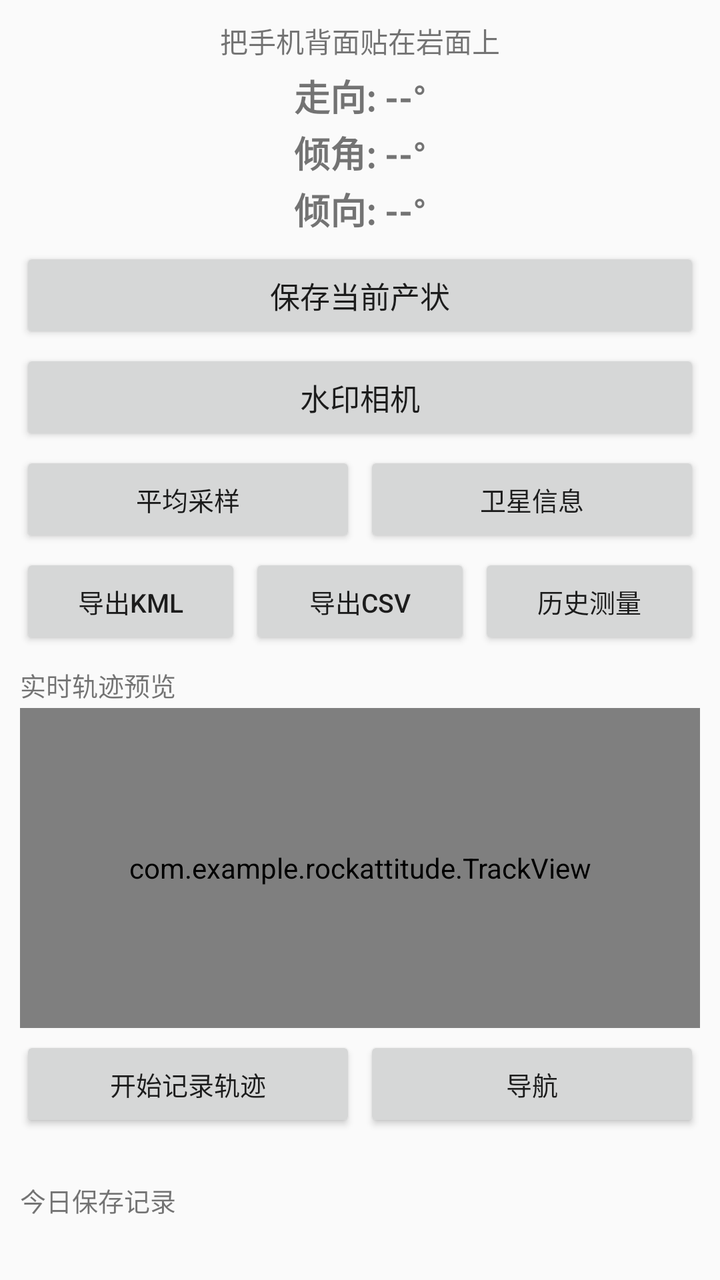
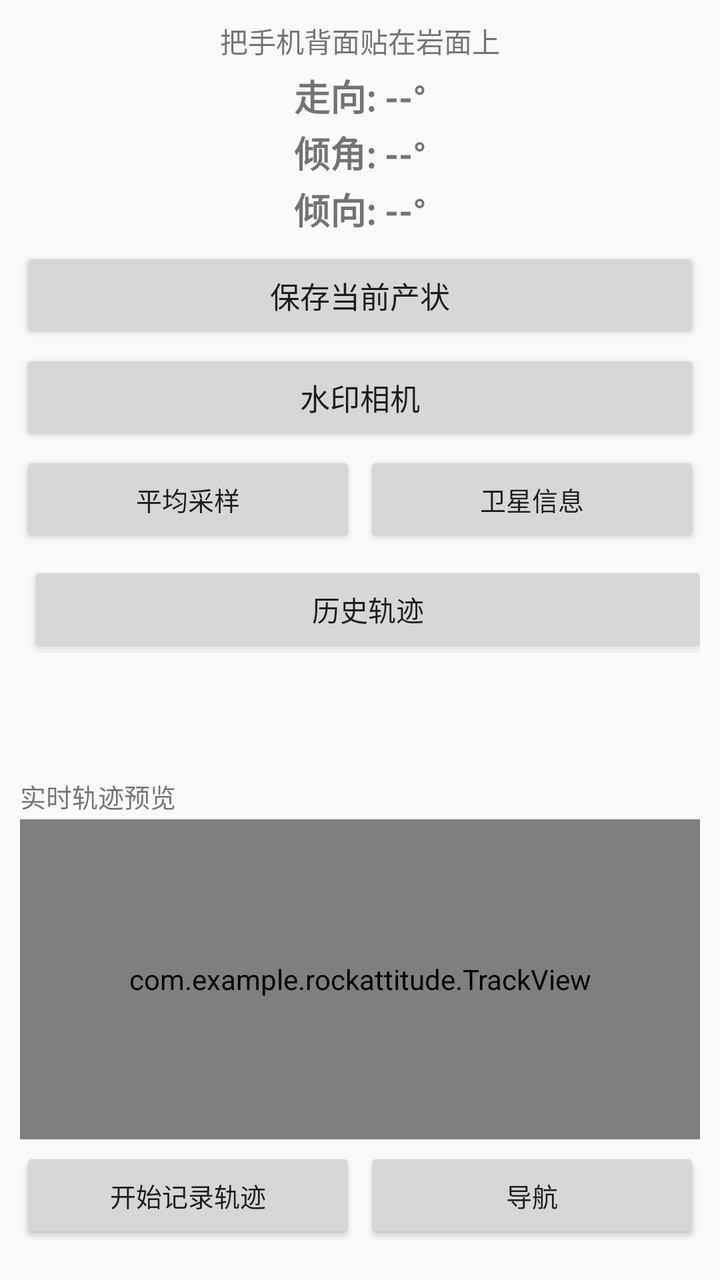

Two renders of the same Android screen: before a commit and after it. Below are the layout's source before the change and the commit's diff.
<!-- AndroidManifest.xml: application theme Theme.AppCompat.Light.DarkActionBar -->
<!-- res/layout/activity_main.xml -->
<?xml version="1.0" encoding="utf-8"?>
<LinearLayout xmlns:android="http://schemas.android.com/apk/res/android"
    android:layout_width="match_parent"
    android:layout_height="match_parent"
    android:orientation="vertical"
    android:padding="10dp">

    <TextView
        android:layout_width="match_parent"
        android:layout_height="wrap_content"
        android:text="把手机背面贴在岩面上"
        android:textSize="14sp"
        android:gravity="center"
        android:paddingBottom="4dp" />

    <TextView
        android:id="@+id/tvStrike"
        android:layout_width="match_parent"
        android:layout_height="wrap_content"
        android:text="走向: --°"
        android:textSize="18sp"
        android:textStyle="bold"
        android:gravity="center" />

    <TextView
        android:id="@+id/tvDip"
        android:layout_width="match_parent"
        android:layout_height="wrap_content"
        android:text="倾角: --°"
        android:textSize="18sp"
        android:textStyle="bold"
        android:gravity="center"
        android:paddingTop="2dp" />

    <TextView
        android:id="@+id/tvDipDir"
        android:layout_width="match_parent"
        android:layout_height="wrap_content"
        android:text="倾向: --°"
        android:textSize="18sp"
        android:textStyle="bold"
        android:gravity="center"
        android:paddingTop="2dp"
        android:paddingBottom="6dp" />

    <Button
        android:id="@+id/btnSave"
        android:layout_width="match_parent"
        android:layout_height="wrap_content"
        android:text="保存当前产状"
        android:textSize="15sp" />

    <Button
        android:id="@+id/btnCamera"
        android:layout_width="match_parent"
        android:layout_height="wrap_content"
        android:text="水印相机"
        android:textSize="15sp"
        android:layout_marginTop="3dp" />

    
    <LinearLayout
        android:layout_width="match_parent"
        android:layout_height="wrap_content"
        android:orientation="horizontal"
        android:layout_marginTop="3dp">

        <Button
            android:id="@+id/btnAverage"
            android:layout_width="0dp"
            android:layout_height="wrap_content"
            android:layout_weight="1"
            android:text="平均采样"
            android:textSize="13sp" />

        <Button
            android:id="@+id/btnSatellite"
            android:layout_width="0dp"
            android:layout_height="wrap_content"
            android:layout_weight="1"
            android:text="卫星信息"
            android:textSize="13sp"
            android:layout_marginStart="4dp" />
    </LinearLayout>

    
    <LinearLayout
        android:layout_width="match_parent"
        android:layout_height="wrap_content"
        android:orientation="horizontal"
        android:layout_marginTop="3dp">

        <Button
            android:id="@+id/btnExportKml"
            android:layout_width="0dp"
            android:layout_height="wrap_content"
            android:layout_weight="1"
            android:text="导出KML"
            android:textSize="13sp" />

        <Button
            android:id="@+id/btnExportCsv"
            android:layout_width="0dp"
            android:layout_height="wrap_content"
            android:layout_weight="1"
            android:text="导出CSV"
            android:textSize="13sp"
            android:layout_marginStart="4dp" />

        <Button
            android:id="@+id/btnHistory"
            android:layout_width="0dp"
            android:layout_height="wrap_content"
            android:layout_weight="1"
            android:text="历史测量"
            android:textSize="13sp"
            android:layout_marginStart="4dp" />
    </LinearLayout>

    
    <TextView
        android:layout_width="match_parent"
        android:layout_height="wrap_content"
        android:text="实时轨迹预览"
        android:textSize="13sp"
        android:paddingTop="8dp"
        android:paddingBottom="2dp" />

    <com.example.rockattitude.TrackView
        android:id="@+id/trackView"
        android:layout_width="match_parent"
        android:layout_height="160dp"
        android:background="#F0F0F0" />

    <LinearLayout
        android:layout_width="match_parent"
        android:layout_height="wrap_content"
        android:orientation="horizontal"
        android:paddingTop="4dp">

        <Button
            android:id="@+id/btnTrackToggle"
            android:layout_width="0dp"
            android:layout_height="wrap_content"
            android:layout_weight="1"
            android:text="开始记录轨迹"
            android:textSize="13sp" />

        <Button
            android:id="@+id/btnNavigate"
            android:layout_width="0dp"
            android:layout_height="wrap_content"
            android:layout_weight="1"
            android:text="导航"
            android:textSize="13sp"
            android:layout_marginStart="4dp" />
    </LinearLayout>

    <TextView
        android:id="@+id/tvNavInfo"
        android:layout_width="match_parent"
        android:layout_height="wrap_content"
        android:text=""
        android:textSize="12sp"
        android:paddingTop="2dp"
        android:textColor="#D32F2F" />

    <TextView
        android:layout_width="match_parent"
        android:layout_height="wrap_content"
        android:text="今日保存记录"
        android:textSize="13sp"
        android:paddingTop="6dp"
        android:paddingBottom="2dp" />

    <androidx.recyclerview.widget.RecyclerView
        android:id="@+id/recyclerView"
        android:layout_width="match_parent"
        android:layout_height="0dp"
        android:layout_weight="1" />
</LinearLayout>
<!-- resources referenced by this layout -->
<resources>

</resources>

<!-- the commit's change to res/layout/activity_main.xml (unified diff, before → after) -->
@@ -106,7 +106,15 @@
             android:text="导出CSV"
             android:textSize="13sp"
             android:layout_marginStart="4dp" />
-
+        
+        <Button
+            android:id="@+id/btnHistoryTrack"
+            android:layout_width="match_parent"
+            android:layout_height="wrap_content"
+            android:text="历史轨迹"
+            android:textSize="14sp"
+            android:layout_marginTop="4dp" />
+        
         <Button
             android:id="@+id/btnHistory"
             android:layout_width="0dp"
